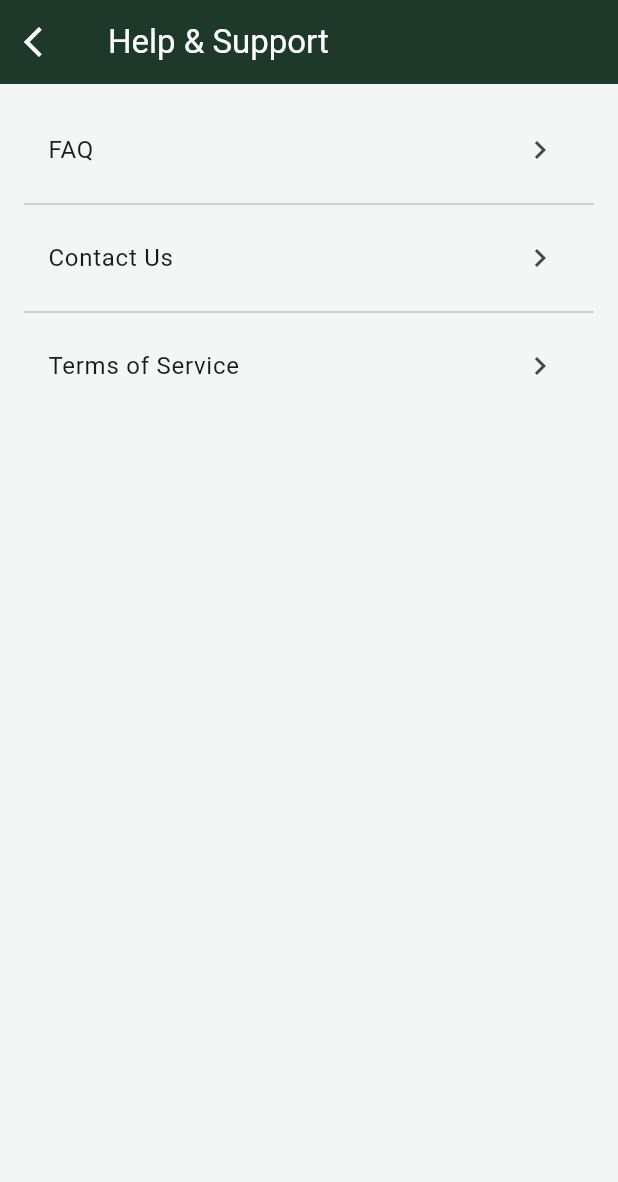
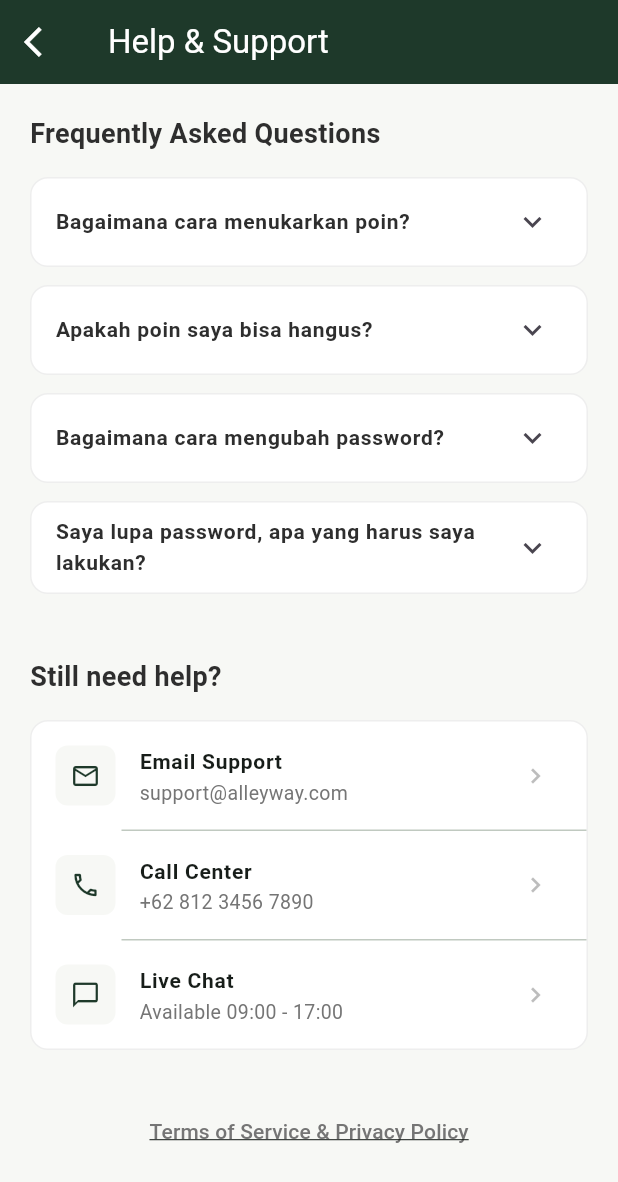
Before and after one commit to tndwyntlnt/alleyway, a Flutter app: the HelpSupportScreen screen opened directly, on a phone screen of 412 x 824 dp. Shown: the top 1182 px of the screen. Run offline on Flutter 3.47's test engine with Material 3 defaults, Android fonts, the phone set to English and light mode, and no system bars; our stand-ins replace cached_network_image, flutter_secure_storage; accounts and stored records are empty; Roboto replaces fonts that are missing (Poppins).

Commit message:
tambah change password dan help support

```diff
--- a/lib/screens/help_support_screen.dart
+++ b/lib/screens/help_support_screen.dart
@@ -5,34 +5,188 @@ class HelpSupportScreen extends StatelessWidget {
 
   @override
   Widget build(BuildContext context) {
+    const primaryColor = Color(0xFF1E392A);
+
     return Scaffold(
+      backgroundColor: const Color(0xFFF7F8F5),
       appBar: AppBar(
         title: const Text(
           "Help & Support",
           style: TextStyle(color: Colors.white),
         ),
-        backgroundColor: const Color(0xFF1E392A),
+        backgroundColor: primaryColor,
+        elevation: 0,
         leading: IconButton(
           icon: const Icon(Icons.arrow_back_ios, color: Colors.white),
           onPressed: () => Navigator.pop(context),
         ),
       ),
-      body: ListView(
-        padding: const EdgeInsets.all(16),
-        children: const [
-          ListTile(title: Text("FAQ"), trailing: Icon(Icons.chevron_right)),
-          Divider(),
-          ListTile(
-            title: Text("Contact Us"),
-            trailing: Icon(Icons.chevron_right),
-          ),
-          Divider(),
-          ListTile(
-            title: Text("Terms of Service"),
-            trailing: Icon(Icons.chevron_right),
-          ),
-        ],
+      body: SingleChildScrollView(
+        padding: const EdgeInsets.all(20),
+        child: Column(
+          crossAxisAlignment: CrossAxisAlignment.start,
+          children: [
+            const Text(
+              "Frequently Asked Questions",
+              style: TextStyle(
+                fontSize: 18,
+                fontWeight: FontWeight.bold,
+                color: Color(0xFF2E2E2E),
+              ),
+            ),
+            const SizedBox(height: 16),
+
+            // Daftar FAQ
+            _buildFAQItem(
+              "Bagaimana cara menukarkan poin?",
+              "Anda dapat menukarkan poin di halaman 'Rewards'. Pilih voucher yang Anda inginkan dan klik tombol 'Redeem'.",
+            ),
+            _buildFAQItem(
+              "Apakah poin saya bisa hangus?",
+              "Poin akan hangus jika tidak ada aktivitas transaksi selama 12 bulan berturut-turut.",
+            ),
+            _buildFAQItem(
+              "Bagaimana cara mengubah password?",
+              "Masuk ke menu Profile > Privacy & Security > Change Password.",
+            ),
+            _buildFAQItem(
+              "Saya lupa password, apa yang harus saya lakukan?",
+              "Gunakan fitur 'Forgot Password' di halaman Login untuk mereset password Anda melalui email.",
+            ),
+
+            const SizedBox(height: 30),
+
+            const Text(
+              "Still need help?",
+              style: TextStyle(
+                fontSize: 18,
+                fontWeight: FontWeight.bold,
+                color: Color(0xFF2E2E2E),
+              ),
+            ),
+            const SizedBox(height: 16),
+
+            // Contact Us Section
+            Container(
+              decoration: BoxDecoration(
+                color: Colors.white,
+                borderRadius: BorderRadius.circular(12),
+                border: Border.all(color: Colors.grey.shade200),
+              ),
+              child: Column(
+                children: [
+                  _buildContactItem(
+                    Icons.email_outlined,
+                    "Email Support",
+                    "support@alleyway.com",
+                    primaryColor,
+                  ),
+                  const Divider(height: 1, indent: 60),
+                  _buildContactItem(
+                    Icons.phone_outlined,
+                    "Call Center",
+                    "+62 812 3456 7890",
+                    primaryColor,
+                  ),
+                  const Divider(height: 1, indent: 60),
+                  _buildContactItem(
+                    Icons.chat_bubble_outline,
+                    "Live Chat",
+                    "Available 09:00 - 17:00",
+                    primaryColor,
+                  ),
+                ],
+              ),
+            ),
+
+            const SizedBox(height: 30),
+
+            // Terms link
+            Center(
+              child: TextButton(
+                onPressed: () {
+                  // Navigasi ke Terms of Service jika ada
+                },
+                child: Text(
+                  "Terms of Service & Privacy Policy",
+                  style: TextStyle(
+                    color: Colors.grey[600],
+                    decoration: TextDecoration.underline,
+                  ),
+                ),
+              ),
+            ),
+          ],
+        ),
       ),
     );
   }
+
+  Widget _buildFAQItem(String question, String answer) {
+    return Container(
+      margin: const EdgeInsets.only(bottom: 12),
+      decoration: BoxDecoration(
+        color: Colors.white,
+        borderRadius: BorderRadius.circular(12),
+        border: Border.all(color: Colors.grey.shade200),
+      ),
+      child: Theme(
+        data: ThemeData().copyWith(dividerColor: Colors.transparent),
+        child: ExpansionTile(
+          title: Text(
+            question,
+            style: const TextStyle(
+              fontWeight: FontWeight.w600,
+              color: Color(0xFF2E2E2E),
+              fontSize: 14,
+            ),
+          ),
+          iconColor: const Color(0xFF1E392A),
+          children: [
+            Padding(
+              padding: const EdgeInsets.fromLTRB(16, 0, 16, 16),
+              child: Text(
+                answer,
+                style: const TextStyle(
+                  color: Color(0xFF555555),
+                  height: 1.5,
+                  fontSize: 14,
+                ),
+              ),
+            ),
+          ],
+        ),
+      ),
+    );
+  }
+
+  Widget _buildContactItem(
+    IconData icon,
+    String title,
+    String subtitle,
+    Color color,
+  ) {
+    return ListTile(
+      leading: Container(
+        padding: const EdgeInsets.all(10),
+        decoration: BoxDecoration(
+          color: const Color(0xFFF7F8F5),
+          borderRadius: BorderRadius.circular(8),
+        ),
+        child: Icon(icon, color: color, size: 20),
+      ),
+      title: Text(
+        title,
+        style: const TextStyle(fontWeight: FontWeight.w600, fontSize: 14),
+      ),
+      subtitle: Text(
+        subtitle,
+        style: TextStyle(color: Colors.grey[600], fontSize: 13),
+      ),
+      trailing: Icon(Icons.chevron_right, color: Colors.grey[400], size: 20),
+      onTap: () {
+        // Implementasi aksi kontak (buka email/telepon)
+      },
+    );
+  }
 }
```
Also changed, not shown: lib/screens/change_password_screen.dart (added, +231 -0 lines), lib/screens/privacy_security_screen.dart (+26 -9 lines), lib/services/api_service.dart (+35 -19 lines).
